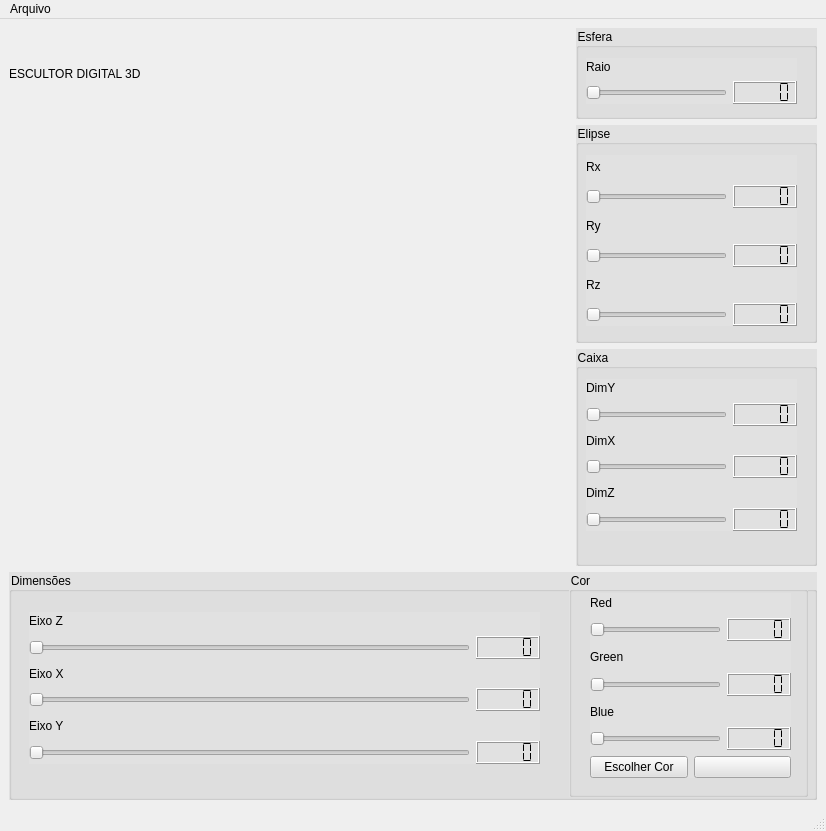
This is mainwindow.ui in marianabritoazevedo/InterfaceEscultor3D as Qt 5 draws it before an edit. The edited form follows.
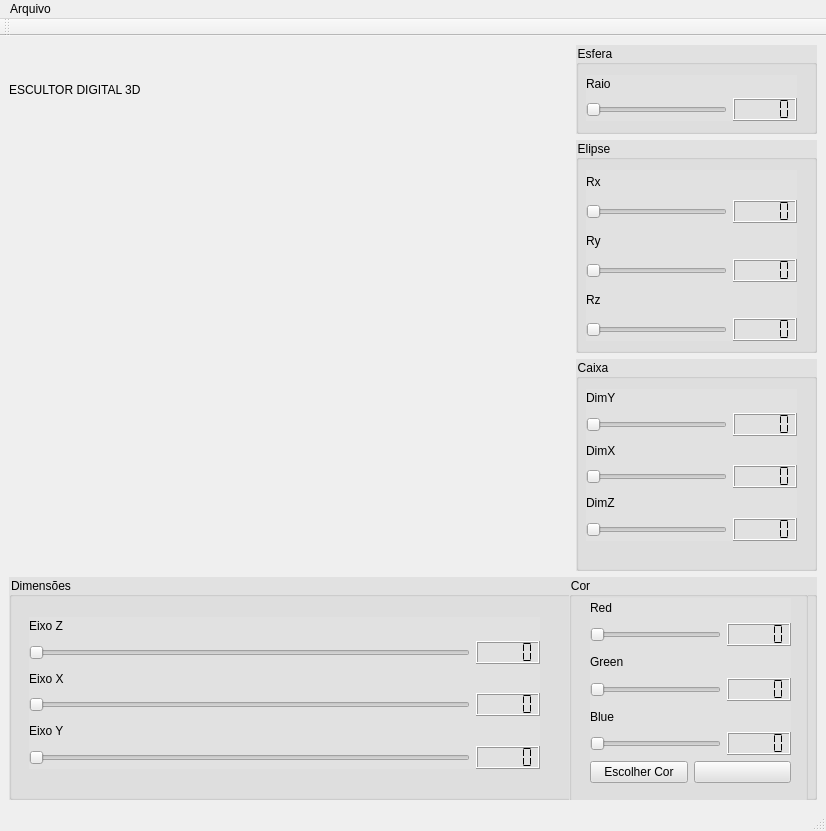
This is the edited form. Custom widgets are drawn as their Qt base class.

Commit message: #2-Inicializando widget personalizado

What changed in the file:
```diff
--- a/mainwindow.ui
+++ b/mainwindow.ui
@@ -40,7 +40,7 @@
           <property name="title">
            <string>Esfera</string>
           </property>
-          <widget class="QWidget" name="">
+          <widget class="QWidget" name="layoutWidget">
            <property name="geometry">
             <rect>
              <x>10</x>
@@ -105,7 +105,7 @@
             <property name="title">
              <string>Elipse</string>
             </property>
-            <widget class="QWidget" name="">
+            <widget class="QWidget" name="layoutWidget">
              <property name="geometry">
               <rect>
                <x>10</x>
@@ -235,7 +235,7 @@
             <property name="title">
              <string>Caixa</string>
             </property>
-            <widget class="QWidget" name="">
+            <widget class="QWidget" name="layoutWidget">
              <property name="geometry">
               <rect>
                <x>10</x>
@@ -389,7 +389,7 @@
            <property name="title">
             <string>Cor</string>
            </property>
-           <widget class="QWidget" name="">
+           <widget class="QWidget" name="layoutWidget">
             <property name="geometry">
              <rect>
               <x>21</x>
@@ -523,7 +523,7 @@
             </layout>
            </widget>
           </widget>
-          <widget class="QWidget" name="">
+          <widget class="QWidget" name="layoutWidget">
            <property name="geometry">
             <rect>
              <x>20</x>
@@ -649,6 +649,17 @@
    <addaction name="menuArquivo"/>
   </widget>
   <widget class="QStatusBar" name="statusbar"/>
+  <widget class="QToolBar" name="toolBar">
+   <property name="windowTitle">
+    <string>toolBar</string>
+   </property>
+   <attribute name="toolBarArea">
+    <enum>TopToolBarArea</enum>
+   </attribute>
+   <attribute name="toolBarBreak">
+    <bool>false</bool>
+   </attribute>
+  </widget>
   <action name="actionQuit">
    <property name="text">
     <string>Quit</string>
@@ -660,6 +671,14 @@
    </property>
   </action>
  </widget>
+ <customwidgets>
+  <customwidget>
+   <class>Plotter</class>
+   <extends>QWidget</extends>
+   <header>plotter.h</header>
+   <container>1</container>
+  </customwidget>
+ </customwidgets>
  <resources/>
  <connections>
   <connection>
```
Left out of the diff: 2 changed lines with no effect on the pictures. The commit also changes 7 other files.
